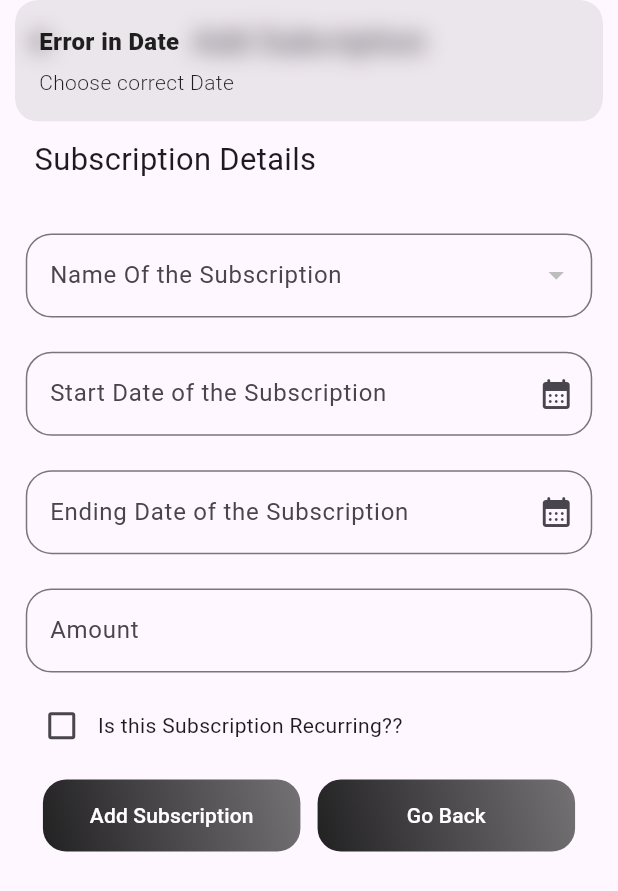
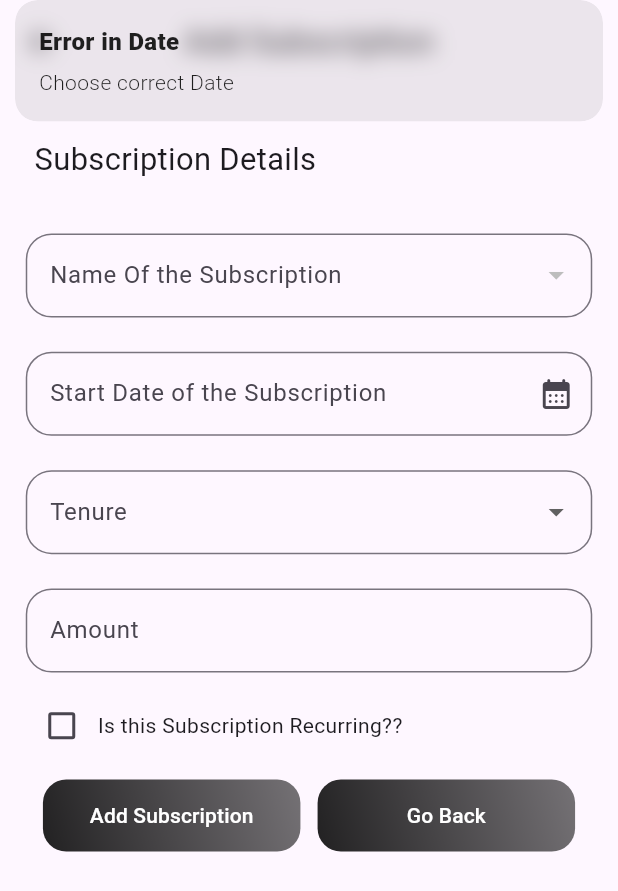
Before and after one commit to justaman045/spendwise, a Flutter app: the AddSubscriptions screen opened directly, after a tap on "Add Subscription", on a phone screen of 412 x 824 dp. Shown: the top 891 px of the screen. Run offline on Flutter 3.47's test engine with Material 3 defaults, Android fonts, the phone set to English and light mode, and no system bars; our stand-ins replace cloud_firestore, countup, firebase_auth, firebase_core, flutter_screenutil, get and 6 more; missing offline and left inert: flutter_sms_inbox; accounts and stored records are empty.

Commit message:
Version 0.6

```diff
--- a/lib/Models/db_helper.dart
+++ b/lib/Models/db_helper.dart
@@ -48,7 +48,8 @@ class DatabaseHelper {
         amount REAL NOT NULL,
         name TEXT NOT NULL,
         isActive BOOLEAN DEFAULT TRUE,
-        recurringDate TEXT
+        isRecurring TEXT NOT NULL,
+        tenure TEXT NOT NULL
       )
     ''');
 
--- a/lib/Models/subscription.dart
+++ b/lib/Models/subscription.dart
@@ -2,16 +2,18 @@ class Subscription {
   final int id;
   final String fromDate;
   final String toDate;
-  final String recurringDate;
+  final String isRecurring;
   final double amount;
   final String name;
+  final String tenure;
 
   Subscription({
     required this.fromDate,
     required this.toDate,
     required this.amount,
     required this.name,
-    required this.recurringDate,
+    required this.isRecurring,
+    required this.tenure,
     this.id = 0,
   });
 
@@ -20,7 +22,8 @@ class Subscription {
         'toDate': toDate,
         'amount': amount,
         'name': name,
-        'recurringDate': recurringDate,
+        'isRecurring': isRecurring,
+        'tenure': tenure,
       };
 
   static Subscription fromMap(Map<String, dynamic> map) => Subscription(
@@ -29,6 +32,7 @@ class Subscription {
         toDate: map['toDate'] as String,
         amount: map['amount'] as double,
         name: map['name'] as String,
-        recurringDate: map['recurringDate'] as String,
+    isRecurring: map['isRecurring'] as String,
+    tenure: map['tenure'] as String,
       );
 }
--- a/lib/Screens/active_subscription.dart
+++ b/lib/Screens/active_subscription.dart
@@ -23,7 +23,7 @@ class _ActiveSubscriptionState extends State<ActiveSubscription> {
     return subscriptions
         .where((element) =>
             stringToDateTime(element.toDate).difference(DateTime.now()).inDays <
-            0)
+            0 && element.isRecurring.toString().toLowerCase() == "false")
         .toList();
   }
 
--- a/lib/Screens/add_subscriptions.dart
+++ b/lib/Screens/add_subscriptions.dart
@@ -23,9 +23,11 @@ class _AddSubscriptionsState extends State<AddSubscriptions> {
   DateTime? todate;
   DateTime? recurringDate;
   String selectedApp = "";
+  String selectedTenure = "";
   List<Subscription> subsbriptions = [];
   List<String> availableSubscriptions = [];
   bool isRecurring = false;
+
 
   void getSubs() async {
     List<String> subs = await getSubscriptionApps();
@@ -54,7 +56,7 @@ class _AddSubscriptionsState extends State<AddSubscriptions> {
     subsbriptions.map((elem) => sub.add(elem.name));
     return Scaffold(
       appBar: AppBar(
-        title: const Text("Add Subcription"),
+        title: const Text("Add Subscription"),
         centerTitle: true,
       ),
       body: Padding(
@@ -122,28 +124,24 @@ class _AddSubscriptionsState extends State<AddSubscriptions> {
             ),
             Padding(
               padding: EdgeInsets.symmetric(vertical: 10.r),
-              child: TextFormField(
-                canRequestFocus: false,
-                keyboardType: TextInputType.none,
-                controller: toDate,
+              child: DropdownButtonFormField(
                 decoration: InputDecoration(
-                  suffixIcon: IconButton(
-                    icon: const Icon(Icons.calendar_month_rounded),
-                    onPressed: () async {
-                      dynamic date = await showDatePicker(
-                          context: context,
-                          firstDate: DateTime(DateTime.now().year - 1),
-                          lastDate: DateTime(2099));
-                      todate = date;
-                      toDate.text = DateFormat.yMMMMd().format(date);
-                    },
-                  ),
-                  label: const Text("Ending Date of the Subscription"),
-                  hintText: _dateTime.toString(),
+                  label: const Text("Tenure"),
                   border: OutlineInputBorder(
                     borderRadius: BorderRadius.circular(15.r),
                   ),
                 ),
+                items: ["1 Day", "3 Days", "1 Week", "1 Month", "2 Months", "3 Months", "4 Months", "6 Months", "8 Months", "1 Year"].map((subscriptionName) {
+                  return DropdownMenuItem(
+                    value: subscriptionName,
+                    child: Text(subscriptionName),
+                  );
+                }).toList(),
+                onChanged: (element) {
+                  if (element != null) {
+                    selectedTenure = element;
+                  }
+                },
               ),
             ),
             Padding(
@@ -175,33 +173,6 @@ class _AddSubscriptionsState extends State<AddSubscriptions> {
                 const Text("Is this Subscription Recurring??")
               ],
             ),
-            if (isRecurring) ...[
-              Padding(
-                padding: EdgeInsets.symmetric(vertical: 10.r),
-                child: TextFormField(
-                  keyboardType: TextInputType.none,
-                  controller: endingRecurring,
-                  decoration: InputDecoration(
-                    suffixIcon: IconButton(
-                      icon: const Icon(Icons.calendar_month_rounded),
-                      onPressed: () async {
-                        dynamic date = await showDatePicker(
-                            context: context,
-                            firstDate: DateTime(DateTime.now().year - 1),
-                            lastDate: DateTime(2099));
-                        recurringDate = date;
-                        endingRecurring.text = DateFormat.yMMMMd().format(date);
-                      },
-                    ),
-                    label: const Text("Recurring Upto"),
-                    hintText: _dateTime.toString(),
-                    border: OutlineInputBorder(
-                      borderRadius: BorderRadius.circular(15.r),
-                    ),
-                  ),
-                ),
-              ),
-            ],
             Row(
               mainAxisAlignment: MainAxisAlignment.spaceEvenly,
               children: [
@@ -226,23 +197,63 @@ class _AddSubscriptionsState extends State<AddSubscriptions> {
                     ),
                     child: TextButton(
                       onPressed: () {
+                        switch (selectedTenure){
+                          case "1 Day": {
+                            todate = fromdate!.add(const Duration(days: 1));
+                            break;
+                          }
+                          case "3 Days": {
+                            todate = fromdate!.add(const Duration(days: 3));
+                            break;
+                          }
+                          case "1 Week": {
+                            todate = fromdate!.add(const Duration(days: 7));
+                            break;
+                          }
+                          case "1 Month": {
+                            todate = fromdate!.add(const Duration(days: (30*1)));
+                            break;
+                          }
+                          case "2 Months": {
+                            todate = fromdate!.add(const Duration(days: (30*2)));
+                            break;
+                          }
+                          case "3 Months": {
+                            todate = fromdate!.add(const Duration(days: (30*3)));
+                            break;
+                          }
+                          case "4 Months": {
+                            todate = fromdate!.add(const Duration(days: (30*4)));
+                            break;
+                          }
+                          case "6 Months": {
+                            todate = fromdate!.add(const Duration(days: (30*6)));
+                            break;
+                          }
+                          case "8 Months": {
+                            todate = fromdate!.add(const Duration(days: (30*8)));
+                            break;
+                          }
+                          case "1 Year": {
+                            todate = fromdate!.add(const Duration(days: (30*12)));
+                            break;
+                          }
+                        }
+
                         if (fromdate != null && todate != null) {
-                          if (endingRecurring.text.isEmpty) {
-                            endingRecurring.text = toDate.text;
-                          }
-                          if (endingRecurring.text.isNotEmpty) {
-                            toDate.text = endingRecurring.text;
-                          }
+                            toDate.text = DateFormat.yMMMMd().format(todate!);
                           Subscription subscription = Subscription(
                             fromDate: fromDate.text,
                             toDate: toDate.text,
                             amount: double.parse(amount.text),
-                            recurringDate: endingRecurring.text,
+                            isRecurring: isRecurring.toString(),
                             name: selectedApp,
+                            tenure: selectedTenure
                           );
                           SubscriptionMethods()
                               .insertSubscription(subscription)
                               .then((value) => Get.back(result: "refresh"));
+                          // debugPrint(subscription.toDate);
                         } else {
                           Get.snackbar("Error in Date", "Choose correct Date");
                         }
--- a/lib/Screens/signup.dart
+++ b/lib/Screens/signup.dart
@@ -137,7 +137,7 @@ class SignUp extends StatelessWidget {
                               if (value!.length < 4) {
                                 return "Enter Correct Name";
                               } else if (value.length > 20) {
-                                return "Name can only be atleast 20 charecters";
+                                return "Name can only be at-least 20 characters";
                               }
                               return null;
                             },
@@ -181,7 +181,7 @@ class SignUp extends StatelessWidget {
                             controller: passwordEditingController,
                             validator: (value) {
                               if (value!.length < 8) {
-                                return "Password length should be at least 8 Charecters";
+                                return "Password length should be at least 8 Characters";
                               }
                               return null;
                             },
--- a/lib/Screens/subscriptions_details.dart
+++ b/lib/Screens/subscriptions_details.dart
@@ -90,13 +90,12 @@ class _SubscriptionsDetailsState extends State<SubscriptionsDetails> {
                                         CrossAxisAlignment.start,
                                     children: [
                                       const Text("Cycle"),
-                                      if (widget.subscription.recurringDate
-                                          .isEmpty) ...[
+                                      if ((widget.subscription.isRecurring).toString().toLowerCase() != "false") ...[
                                         Text(
                                             "${daysToMonths(stringToDateTime(widget.subscription.toDate).difference(stringToDateTime(widget.subscription.fromDate)).inDays)["months"]} months"),
                                       ] else ...[
                                         Text(
-                                            "${daysToMonths(stringToDateTime(widget.subscription.recurringDate).difference(stringToDateTime(widget.subscription.fromDate)).inDays)["months"]} months"),
+                                            "${daysToMonths(stringToDateTime(widget.subscription.isRecurring).difference(stringToDateTime(widget.subscription.fromDate)).inDays)["months"]} months"),
                                       ]
                                     ],
                                   )
--- a/lib/Utils/methods.dart
+++ b/lib/Utils/methods.dart
@@ -50,6 +50,7 @@ DateTime stringToDateTime(String dateString) {
     return format.parse(dateString);
   } on FormatException catch (e) {
     // Handle parsing error (e.g., invalid format)
+    debugPrint(e.message);
     return DateTime.now(); // Or throw an exception if desired
   }
 }
--- a/lib/Utils/subscription_methods.dart
+++ b/lib/Utils/subscription_methods.dart
@@ -1,4 +1,3 @@
-import 'package:flutter/material.dart';
 import 'package:spendwise/Models/db_helper.dart';
 import 'package:spendwise/Models/subscription.dart';
 import 'package:spendwise/Requirements/data.dart';
--- a/lib/Utils/transaction_methods.dart
+++ b/lib/Utils/transaction_methods.dart
@@ -1,5 +1,4 @@
 // **Create (Insert)**
-import 'package:flutter/material.dart';
 import 'package:spendwise/Models/cus_transaction.dart';
 import 'package:spendwise/Models/db_helper.dart';
 import 'package:spendwise/Requirements/data.dart';
--- a/pubspec.yaml
+++ b/pubspec.yaml
@@ -16,7 +16,7 @@ publish_to: 'none' # Remove this line if you wish to publish to pub.dev
 # https://developer.apple.com/library/archive/documentation/General/Reference/InfoPlistKeyReference/Articles/CoreFoundationKeys.html
 # In Windows, build-name is used as the major, minor, and patch parts
 # of the product and file versions while build-number is used as the build suffix.
-version: 1.2.0+3
+version: 0.6.0+3
 
 environment:
   sdk: '>=3.3.3 <4.0.0'
@@ -60,6 +60,7 @@ dependencies:
   url_launcher: ^6.3.0
   multi_dropdown: ^3.0.0
   flutter_multiselect: ^1.0.0
+  quiver: ^3.2.2
 
 dev_dependencies:
   flutter_test:
```
Also changed, not shown: lib/Screens/add_people.dart (+12 -15 lines), lib/Screens/cash_entry.dart (+9 -6 lines), lib/Screens/subscription.dart (+66 -8 lines), pubspec.lock, 2 other files.
